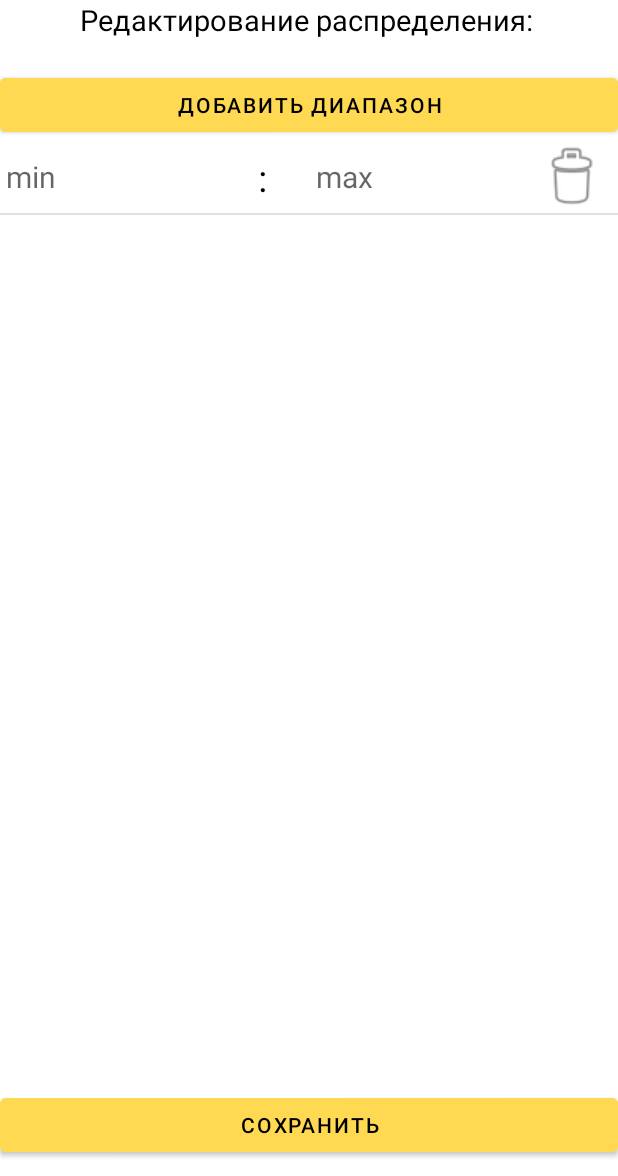
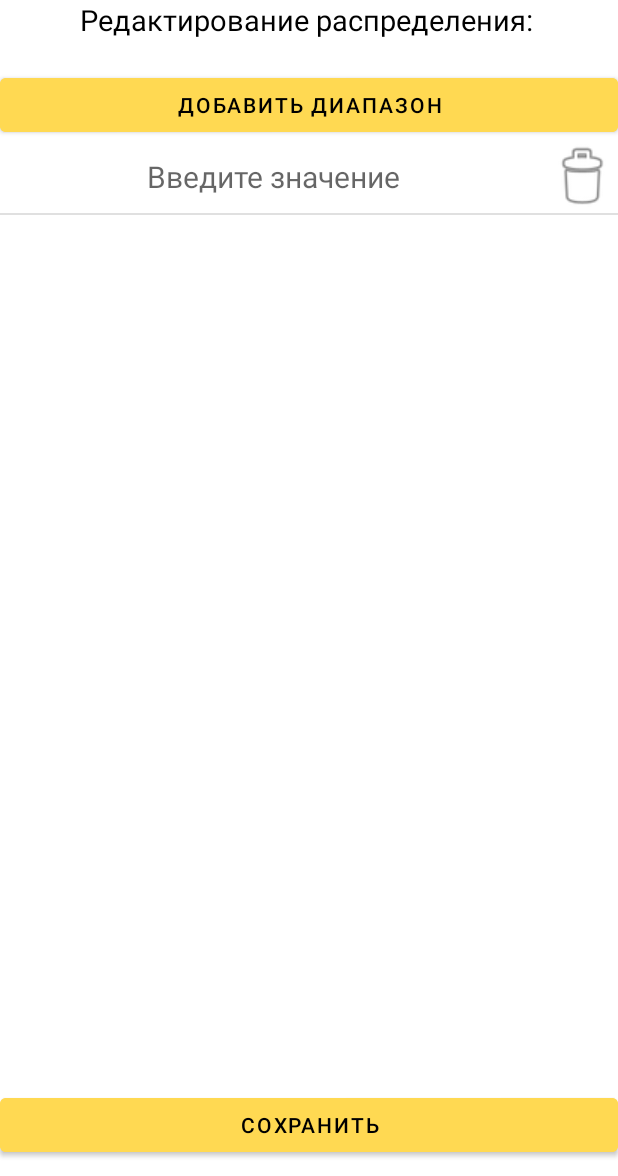
Before and after one commit to mishafominih/Fighter, an Android app: the ChangeDistribution screen opened directly, with no data from a screen before it, after a tap on "ДОБАВИТЬ ДИАПАЗОН", on a phone screen of 412 x 824 dp, the part 60-1236 px from its top. Run offline under Robolectric (Android 15) with nearby library versions, the phone set to English and light mode, and no system bars; 2 statements that could not run were skipped.

Commit message:
Что то добросил юра в бек и я в мобилке сменил работу с категориями

```diff
--- a/mobile/app/src/main/AndroidManifest.xml
+++ b/mobile/app/src/main/AndroidManifest.xml
@@ -13,13 +13,16 @@
         android:theme="@style/Theme.Fighter"
         android:usesCleartextTraffic="true">
         <activity
+            android:name=".AddPlayer"
+            android:exported="false" />
+        <activity
             android:name=".ChangeDistribution"
             android:exported="false" />
         <activity
             android:name=".CreateTournament"
             android:exported="false" />
         <activity
-            android:name=".TournametnsList"
+            android:name=".TournamentsList"
             android:exported="false" />
         <activity
             android:name=".FightList"
--- a/mobile/app/src/main/java/com/example/fighter/Login.java
+++ b/mobile/app/src/main/java/com/example/fighter/Login.java
@@ -21,7 +21,7 @@ public class Login extends AppCompatActivity {
         //  Словарь для получения заполненных данных
         HashMap<String, Integer> sources = new HashMap<>();
         sources.put("login", R.id.edit_text_login_email);
-        sources.put("pass", R.id.edit_text_login_password);
+        sources.put("password", R.id.edit_text_login_password);
 
         findViewById(R.id.text_view_login_registration).setOnClickListener(view -> {
             Intent reg = new Intent(this, Registration.class);
@@ -41,7 +41,8 @@ public class Login extends AppCompatActivity {
                 runOnUiThread(() -> {
                     try {
                         if(res.getBoolean("result")) {
-                            Intent tournaments = new Intent(this, TournametnsList.class);
+                            Intent tournaments = new Intent(this, TournamentsList.class);
+                            tournaments.putExtra("user_id", res.getString("id"));
                             startActivity(tournaments);
                             this.finish();
                         }
--- a/mobile/app/src/main/java/com/example/fighter/MyRequest.java
+++ b/mobile/app/src/main/java/com/example/fighter/MyRequest.java
@@ -61,7 +61,7 @@ public class MyRequest {
         for (Iterator<String> it = params.keys(); it.hasNext(); ) {
             String key = it.next();
             try {
-                formbody.add(key, (String) params.get(key));
+                formbody.add(key, params.get(key).toString());
             } catch (JSONException e) {
                 e.printStackTrace();
             }
--- a/mobile/app/src/main/java/com/example/fighter/list_view_helpers/Distribution.java
+++ b/mobile/app/src/main/java/com/example/fighter/list_view_helpers/Distribution.java
@@ -21,9 +21,7 @@ public class Distribution {
     public void UpdateDescription(){
         StringBuilder res = new StringBuilder();
         for(Range r : Ranges){
-            res.append(r.Min);
-            res.append("-");
-            res.append(r.Max);
+            res.append(r.Value);
             res.append("; ");
         }
         if(res.length() > 0)
--- a/mobile/app/src/main/java/com/example/fighter/list_view_helpers/Range.java
+++ b/mobile/app/src/main/java/com/example/fighter/list_view_helpers/Range.java
@@ -1,10 +1,8 @@
 package com.example.fighter.list_view_helpers;
 
 public class Range  {
-    public String Min;
-    public String Max;
-    public Range(String min, String max){
-        Min = min;
-        Max = max;
+    public String Value;
+    public Range(String value){
+        Value = value;
     }
 }
--- a/mobile/app/src/main/java/com/example/fighter/list_view_helpers/RangeAdapter.java
+++ b/mobile/app/src/main/java/com/example/fighter/list_view_helpers/RangeAdapter.java
@@ -44,18 +44,11 @@ public class RangeAdapter extends ArrayAdapter<Range>{
         final Range range = rangeList.get(position);
 
 
-        viewHolder.min.setText(range.Min);
-        viewHolder.min.setOnFocusChangeListener((v, hasFocus) -> {
+        viewHolder.value.setText(range.Value);
+        viewHolder.value.setOnFocusChangeListener((v, hasFocus) -> {
             if(!hasFocus){
-                EditText et =(EditText)v.findViewById(R.id.min);
-                rangeList.get(position).Min = et.getText().toString().trim();
-            }
-        });
-        viewHolder.max.setText(range.Max);
-        viewHolder.max.setOnFocusChangeListener((v, hasFocus) -> {
-            if(!hasFocus){
-                EditText et =(EditText)v.findViewById(R.id.max);
-                rangeList.get(position).Max = et.getText().toString().trim();
+                EditText et =(EditText)v.findViewById(R.id.value);
+                rangeList.get(position).Value = et.getText().toString().trim();
             }
         });
 
@@ -68,11 +61,10 @@ public class RangeAdapter extends ArrayAdapter<Range>{
     }
 
     private class ViewHolder {
-        final TextView min, max;
+        final TextView value;
         final ImageView delBtn;
         ViewHolder(View view){
-            min = view.findViewById(R.id.min);
-            max = view.findViewById(R.id.max);
+            value = view.findViewById(R.id.value);
             delBtn = view.findViewById(R.id.image_del_range);
         }
     }
--- a/mobile/app/src/main/res/layout/activity_tournametns_list.xml
+++ b/mobile/app/src/main/res/layout/activity_tournametns_list.xml
@@ -5,7 +5,7 @@
     android:layout_width="match_parent"
     android:layout_height="match_parent"
     android:orientation="vertical"
-    tools:context=".TournametnsList"
+    tools:context=".TournamentsList"
     >
 
     <include
--- a/mobile/app/src/main/res/layout/head.xml
+++ b/mobile/app/src/main/res/layout/head.xml
@@ -5,7 +5,7 @@
     android:layout_width="match_parent"
     android:layout_height="wrap_content"
     android:orientation="vertical"
-    tools:context=".TournametnsList"
+    tools:context=".TournamentsList"
     >
     <LinearLayout
         android:layout_width="match_parent"
--- a/mobile/app/src/main/res/layout/range_list_item.xml
+++ b/mobile/app/src/main/res/layout/range_list_item.xml
@@ -6,39 +6,19 @@
     android:layout_height="wrap_content">
 
     <EditText
-        android:id="@+id/min"
-        android:layout_weight="10"
+        android:id="@+id/value"
+        android:layout_weight="2"
         android:layout_width="match_parent"
         android:layout_height="wrap_content"
         android:textColor="@color/black"
+        android:gravity="center"
         android:backgroundTint="@color/white"
         android:textSize="20dp"
-        android:hint="min"
-        />
-
-    <TextView
-        android:layout_weight="13"
-        android:layout_width="match_parent"
-        android:layout_height="match_parent"
-        android:gravity="center"
-        android:text=":"
-        android:textColor="@color/black"
-        android:textSize="25dp"
-        />
-
-    <EditText
-        android:id="@+id/max"
-        android:layout_weight="10"
-        android:layout_width="match_parent"
-        android:layout_height="wrap_content"
-        android:textColor="@color/black"
-        android:backgroundTint="@color/white"
-        android:textSize="20dp"
-        android:hint="max"
+        android:hint="Введите значение"
         />
 
     <ImageView
-        android:layout_weight="13"
+        android:layout_weight="15"
         android:id="@+id/image_del_range"
         android:layout_width="match_parent"
         android:layout_height="match_parent"
```
Also changed, not shown: mobile/app/src/main/java/com/example/fighter/AddPlayer.java (added, +14 -0 lines), mobile/app/src/main/java/com/example/fighter/ChangeDistribution.java (+8 -12 lines), mobile/app/src/main/java/com/example/fighter/CreateTournament.java (+38 -12 lines), mobile/app/src/main/java/com/example/fighter/Registration.java (+6 -4 lines), mobile/app/src/main/java/com/example/fighter/TournamentsList.java (renamed from mobile/app/src/main/java/com/example/fighter/TournametnsList.java, +20 -2 lines), mobile/app/src/main/java/com/example/fighter/list_view_helpers/DistributionAdapter.java (+6 -9 lines), mobile/app/src/main/java/com/example/fighter/list_view_helpers/Tournament.java (+11 -1 lines), mobile/app/src/main/res/layout/activity_add_player.xml (added, +9 -0 lines), 2 other files.
